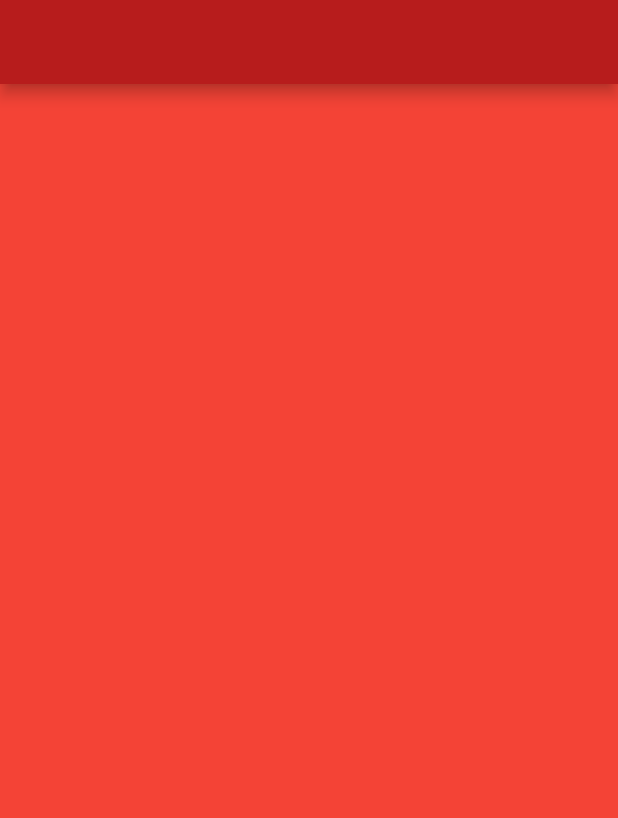
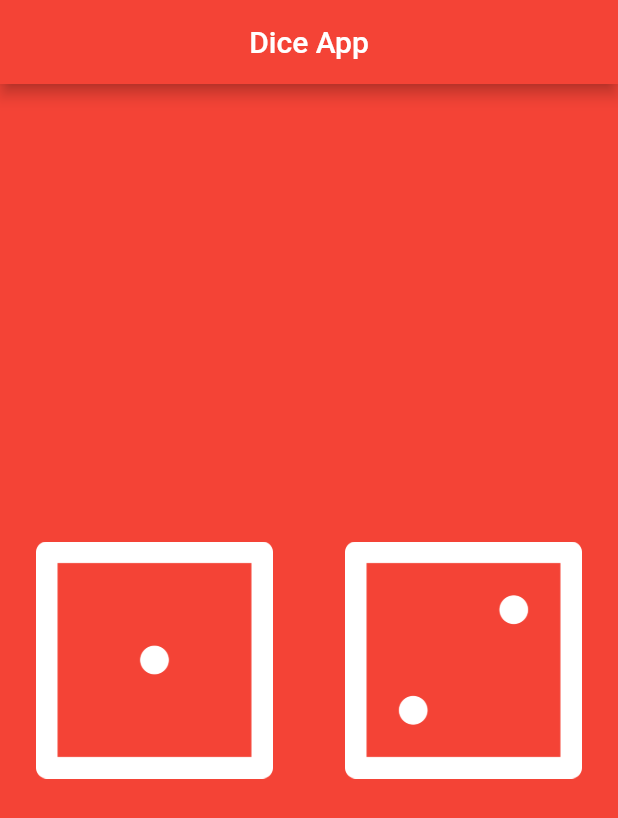
Before and after one commit to Riddhick/dicee-flutter, a Flutter app: the screen it shows after launch, on a phone screen of 412 x 824 dp. Shown: the top 818 px of the screen. Run offline on Flutter 3.47's test engine with Material 2 defaults, Android fonts, the phone set to English and light mode, and no system bars.

Commit message:
Dice Images added & Layout built

```diff
--- a/lib/main.dart
+++ b/lib/main.dart
@@ -10,10 +10,11 @@ class MyApp extends StatelessWidget {
     return MaterialApp(
       home: Scaffold(
         appBar: AppBar(
-          backgroundColor: Colors.red[900],
+          backgroundColor: Colors.red,
+          title: Center(child: Text('Dice App')),
         ),
         backgroundColor: Colors.red,
-        body: DicePage(),
+        body: SafeArea(child: DicePage()),
       ),
     );
   }
@@ -22,6 +23,31 @@ class MyApp extends StatelessWidget {
 class DicePage extends StatelessWidget {
   @override
   Widget build(BuildContext context) {
-    return Container();
+    return Center(
+      child: Row(
+        children: [
+          Expanded(
+              child: Padding(
+            padding: const EdgeInsets.all(16.0),
+            child: TextButton(
+              onPressed: () {
+                print('hello');
+              },
+              child: Image.asset('images/dice1.png'),
+            ),
+          )),
+          Expanded(
+              child: Padding(
+            padding: const EdgeInsets.all(16.0),
+            child: TextButton(
+              onPressed: () {
+                print('Bye');
+              },
+              child: Image.asset('images/dice2.png'),
+            ),
+          )),
+        ],
+      ),
+    );
   }
 }
```
Also changed, not shown: images/dice1.png (added), images/dice2.png (added), images/dice3.png (added), images/dice4.png (added), images/dice5.png (added), images/dice6.png (added), images/props.png (deleted).
